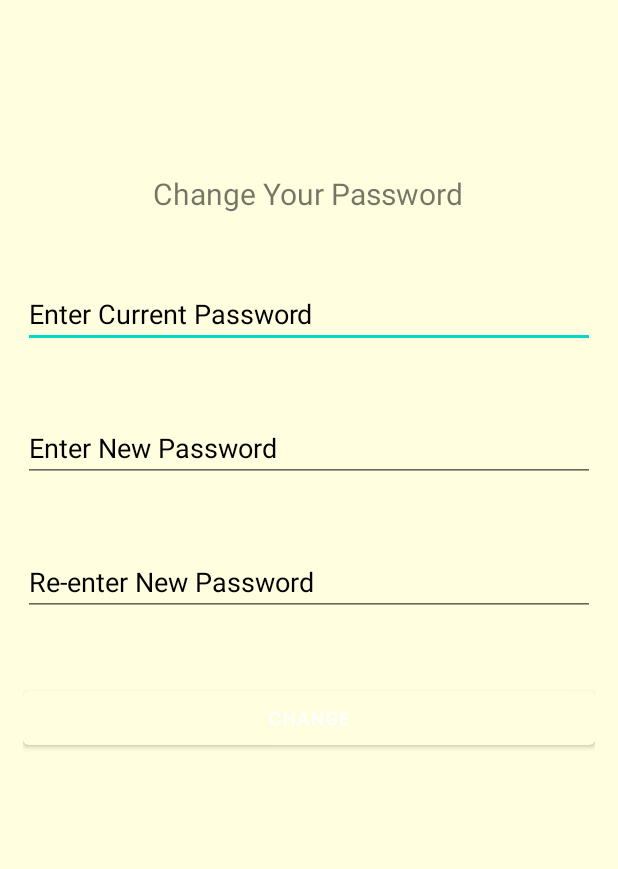
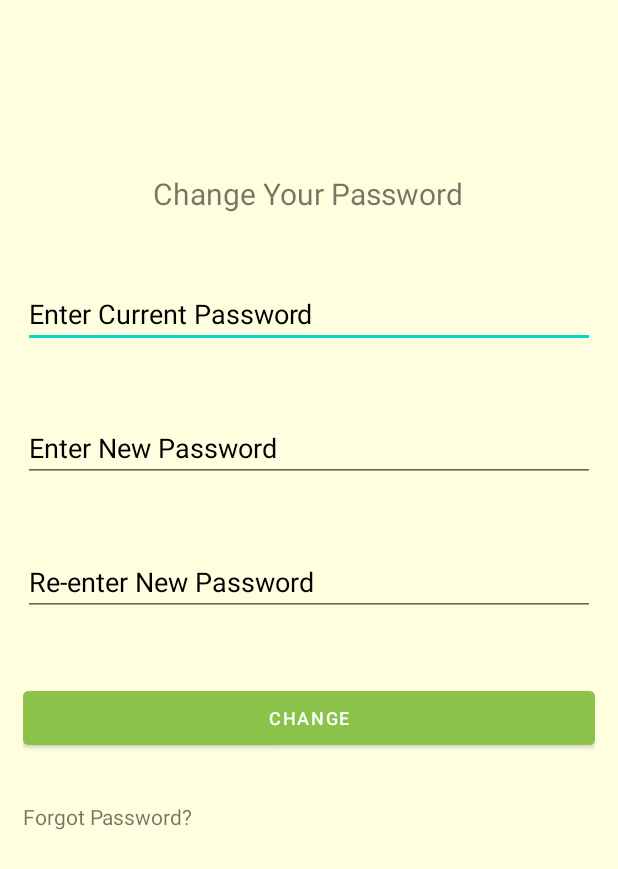
Before and after one commit to victorwong02/funLearning, an Android app: the fragment ChangePassword shown on its own in the app's theme, on a phone screen of 412 x 824 dp. Shown: the top 869 px of the screen. Run offline under Robolectric (Android 15) with nearby library versions, the phone set to English and light mode, and no system bars.

Commit message:
profile ui

```diff
--- a/app/src/main/res/layout/activity_login.xml
+++ b/app/src/main/res/layout/activity_login.xml
@@ -83,9 +83,9 @@
         android:layout_height="wrap_content"
         android:layout_below="@id/passwordTil"
         android:layout_marginTop="41dp"
+        android:backgroundTint="@color/green"
         android:text="@string/login"
-        android:textColor="@color/light_yellow"
-        android:backgroundTint="@color/green"/>
+        android:textColor="@color/light_yellow" />
 
     <!-- No account? go signup-->
     <TextView
--- a/app/src/main/res/layout/fragment_change_password.xml
+++ b/app/src/main/res/layout/fragment_change_password.xml
@@ -65,12 +65,22 @@
             android:layout_width="0dp"
             android:layout_height="wrap_content"
             android:layout_marginTop="44dp"
+            android:backgroundTint="#8BC34A"
             android:text="Change"
             android:textSize="12sp"
             app:layout_constraintEnd_toEndOf="parent"
             app:layout_constraintStart_toStartOf="parent"
             app:layout_constraintTop_toBottomOf="@+id/reenter_newpassword" />
 
+        <TextView
+            android:id="@+id/forgot_text"
+            android:layout_width="wrap_content"
+            android:layout_height="wrap_content"
+            android:layout_marginTop="32dp"
+            android:text="Forgot Password?"
+            app:layout_constraintTop_toBottomOf="@+id/change_psw"
+            tools:layout_editor_absoluteX="135dp" />
+
 
     </androidx.constraintlayout.widget.ConstraintLayout>
 
--- a/app/src/main/res/layout/fragment_edit_profile.xml
+++ b/app/src/main/res/layout/fragment_edit_profile.xml
@@ -63,6 +63,7 @@
             android:layout_width="0dp"
             android:layout_height="wrap_content"
             android:layout_marginTop="44dp"
+            android:backgroundTint="#8BC34A"
             android:text="Save"
             android:textSize="12sp"
             app:layout_constraintEnd_toEndOf="parent"
--- a/app/src/main/res/layout/fragment_profile.xml
+++ b/app/src/main/res/layout/fragment_profile.xml
@@ -57,6 +57,7 @@
             android:layout_width="0dp"
             android:layout_height="wrap_content"
             android:layout_marginTop="20dp"
+            android:backgroundTint="#8BC34A"
             android:text="Change Profile Details"
             android:textSize="12sp"
             app:layout_constraintEnd_toEndOf="parent"
@@ -69,6 +70,7 @@
             android:layout_width="wrap_content"
             android:layout_height="wrap_content"
             android:layout_marginBottom="70dp"
+            android:backgroundTint="#8BC34A"
             android:text="Logout"
             app:layout_constraintBottom_toBottomOf="parent"
             app:layout_constraintEnd_toEndOf="@+id/edit_profile" />
```
